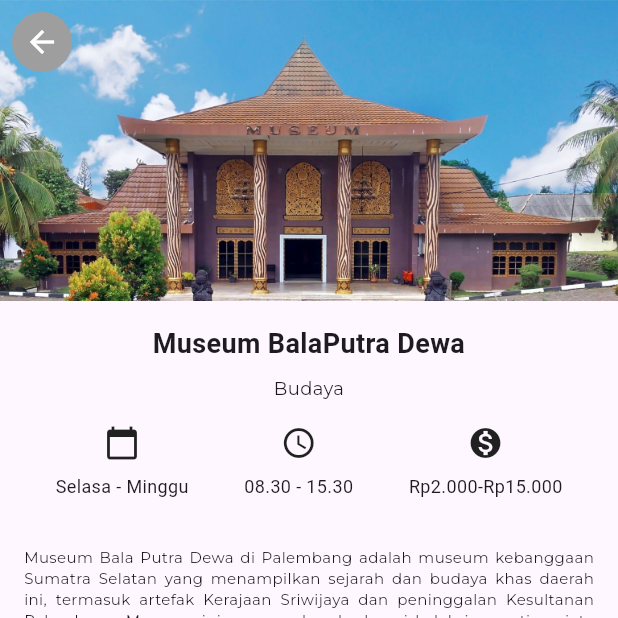
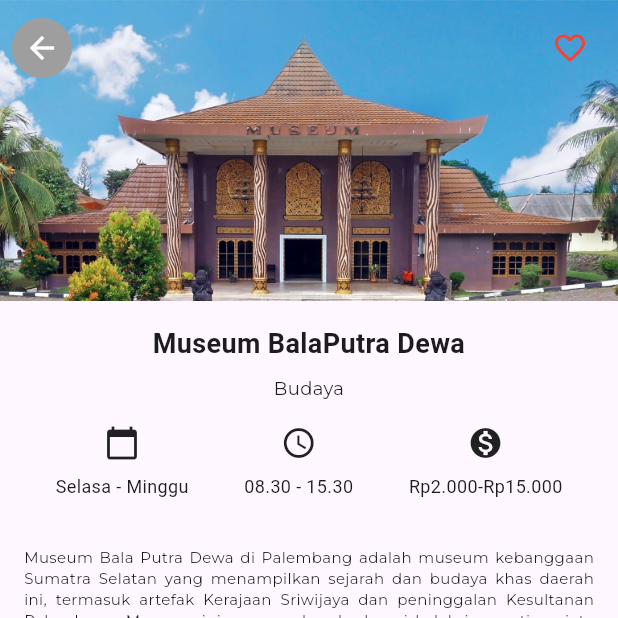
Before and after one commit to adityawarman01/proyekAkhirFlutterPemula, a Flutter app: the screen it shows after launch, after a tap on "Museum BalaPutra Dewa", on a phone screen of 412 x 824 dp, the top half of it. Run offline on Flutter 3.47's test engine with Material 3 defaults, Android fonts, the phone set to English and light mode, and no system bars; Roboto replaces fonts that are missing (Monserrat).

Commit message:
Update detail_screen.dart
add some fav button

```diff
--- a/lib/detail_screen.dart
+++ b/lib/detail_screen.dart
@@ -33,7 +33,8 @@ class DetailScreen extends StatelessWidget {
                         Navigator.pop(context);
                       },
                       ),
-                    )
+                    ),
+                    const FavoriteBtn(),
                   ],
                 ),
                 )
@@ -127,3 +128,28 @@ class DetailScreen extends StatelessWidget {
     );
   }
 }
+
+class FavoriteBtn extends StatefulWidget {
+  const FavoriteBtn({Key? key}) : super(key: key);
+
+  @override
+  _FavouriteBtnState createState() => _FavouriteBtnState();
+  }
+
+  class _FavouriteBtnState extends State<FavoriteBtn>{
+    bool isFavorite = false;
+
+    @override
+    Widget build(BuildContext context) {
+      return IconButton(icon: Icon(
+        isFavorite ? Icons.favorite : Icons.favorite_border,
+        color: Colors.red,
+      ),
+      onPressed: () {
+        setState((){
+          isFavorite = !isFavorite;
+        });
+      },
+      );
+    }
+  }
```
